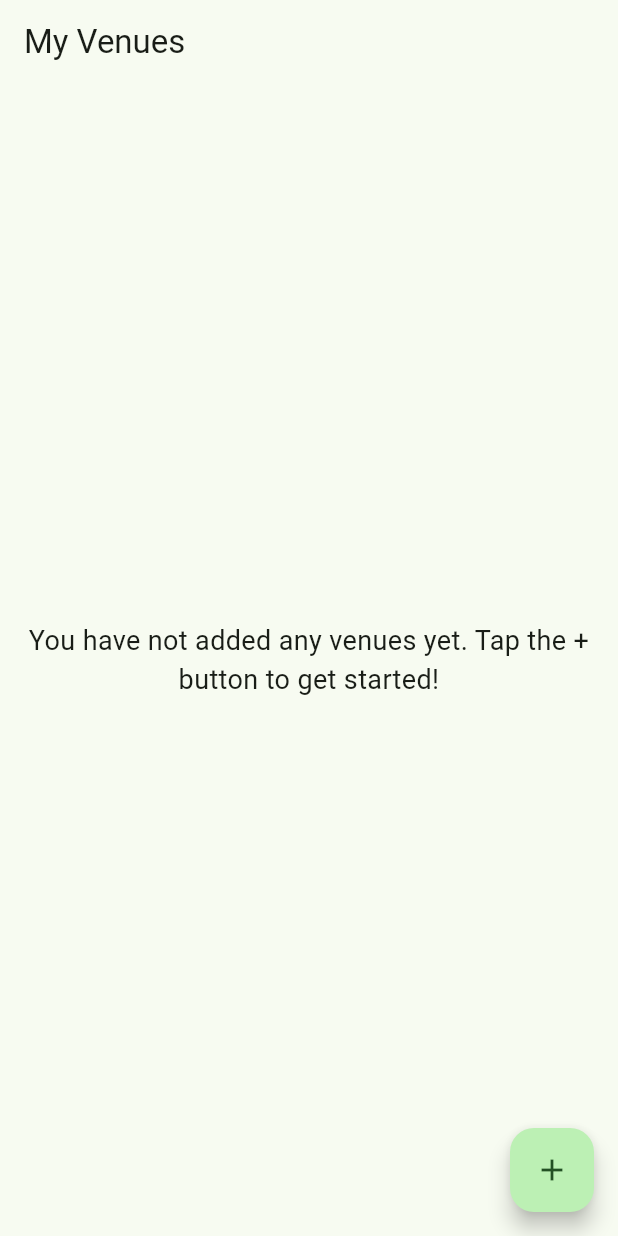
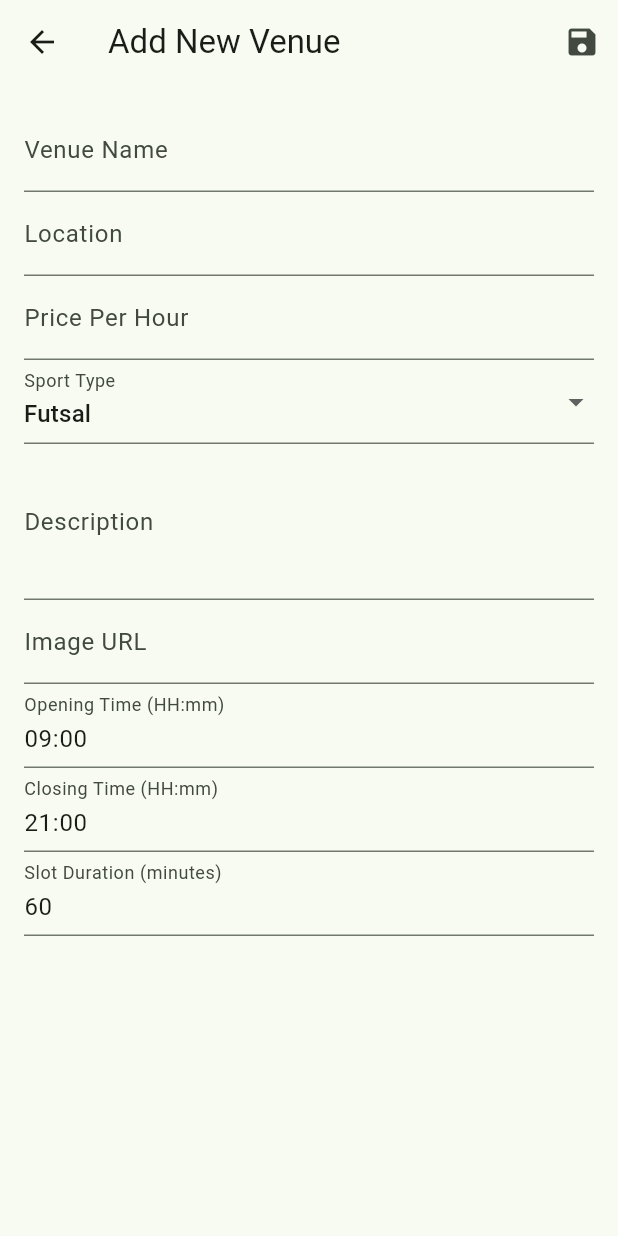
Before and after one commit to Soniya-54/sports_management_app, a Flutter app: the MyVenuesScreen screen opened directly, after a tap on the "add" icon, on a phone screen of 412 x 824 dp. Run offline on Flutter 3.47's test engine with Material 3 defaults, Android fonts, the phone set to English and light mode, and no system bars; our stand-ins replace cloud_firestore, firebase_auth, firebase_core, table_calendar; accounts and stored records are empty; Roboto replaces fonts that are missing (Poppins).

Commit message:
Feat: Complete dynamic time slots and manager add/edit venue flow

```diff
--- /dev/null
+++ b/lib/screens/add_edit_venue_screen.dart
@@ -0,0 +1,205 @@
+// lib/screens/add_edit_venue_screen.dart
+
+import 'package:flutter/material.dart';
+import 'package:cloud_firestore/cloud_firestore.dart';
+import 'package:firebase_auth/firebase_auth.dart';
+import '../models/venue_model.dart';
+
+// This screen can be in one of two modes: adding a new venue, or editing an existing one.
+enum FormMode { add, edit }
+
+class AddEditVenueScreen extends StatefulWidget {
+  final FormMode formMode;
+  // The venue is optional. If we are editing, it will be passed in.
+  // If we are adding, it will be null.
+  final Venue? venue;
+
+  const AddEditVenueScreen({
+    super.key,
+    required this.formMode,
+    this.venue,
+  });
+
+  @override
+  State<AddEditVenueScreen> createState() => _AddEditVenueScreenState();
+}
+
+class _AddEditVenueScreenState extends State<AddEditVenueScreen> {
+  final _formKey = GlobalKey<FormState>();
+  var _isLoading = false;
+
+  // Controllers for each text field
+  late TextEditingController _nameController;
+  late TextEditingController _locationController;
+  late TextEditingController _priceController;
+  late TextEditingController _descriptionController;
+  late TextEditingController _imageUrlController;
+  late TextEditingController _openingTimeController;
+  late TextEditingController _closingTimeController;
+  late TextEditingController _slotDurationController;
+  String _selectedSportType = 'Futsal'; // Default sport type
+
+  @override
+  void initState() {
+    super.initState();
+    // If we are editing, initialize the controllers with the existing venue's data.
+    // Otherwise, initialize them as empty.
+    _nameController = TextEditingController(text: widget.venue?.name ?? '');
+    _locationController = TextEditingController(text: widget.venue?.location ?? '');
+    _priceController = TextEditingController(text: widget.venue?.pricePerHour.toString() ?? '');
+    _descriptionController = TextEditingController(text: widget.venue?.description ?? '');
+    _imageUrlController = TextEditingController(text: widget.venue?.imageUrl ?? '');
+    _openingTimeController = TextEditingController(text: widget.venue?.openingTime ?? '09:00');
+    _closingTimeController = TextEditingController(text: widget.venue?.closingTime ?? '21:00');
+    _slotDurationController = TextEditingController(text: widget.venue?.slotDuration.toString() ?? '60');
+    _selectedSportType = widget.venue?.sportType ?? 'Futsal';
+  }
+
+  @override
+  void dispose() {
+    // Clean up all controllers
+    _nameController.dispose();
+    _locationController.dispose();
+    _priceController.dispose();
+    _descriptionController.dispose();
+    _imageUrlController.dispose();
+    _openingTimeController.dispose();
+    _closingTimeController.dispose();
+    _slotDurationController.dispose();
+    super.dispose();
+  }
+
+  Future<void> _saveForm() async {
+    final isValid = _formKey.currentState?.validate() ?? false;
+    if (!isValid) {
+      return;
+    }
+
+    setState(() { _isLoading = true; });
+
+    final user = FirebaseAuth.instance.currentUser;
+    if (user == null) {
+      // Safety check
+      ScaffoldMessenger.of(context).showSnackBar(const SnackBar(content: Text('You are not logged in.')));
+      setState(() { _isLoading = false; });
+      return;
+    }
+
+    try {
+      // Prepare the data map to be saved
+      final venueData = {
+        'name': _nameController.text.trim(),
+        'location': _locationController.text.trim(),
+        'pricePerHour': double.tryParse(_priceController.text.trim()) ?? 0.0,
+        'description': _descriptionController.text.trim(),
+        'imageUrl': _imageUrlController.text.trim(),
+        'openingTime': _openingTimeController.text.trim(),
+        'closingTime': _closingTimeController.text.trim(),
+        'slotDuration': int.tryParse(_slotDurationController.text.trim()) ?? 60,
+        'sportType': _selectedSportType,
+        'managerId': user.uid, // Set the owner of the venue
+      };
+
+      // If we are in "add" mode, create a new document.
+      if (widget.formMode == FormMode.add) {
+        await FirebaseFirestore.instance.collection('venues').add(venueData);
+      }
+      // If we are in "edit" mode, update the existing document.
+      else if (widget.venue != null) {
+        await FirebaseFirestore.instance.collection('venues').doc(widget.venue!.id).update(venueData);
+      }
+
+      if (mounted) {
+        Navigator.of(context).pop(); // Go back to the previous screen after saving
+      }
+    } catch (e) {
+      if (mounted) {
+        ScaffoldMessenger.of(context).showSnackBar(SnackBar(content: Text('Failed to save venue: $e')));
+      }
+    } finally {
+      if (mounted) {
+        setState(() { _isLoading = false; });
+      }
+    }
+  }
+
+  @override
+  Widget build(BuildContext context) {
+    return Scaffold(
+      appBar: AppBar(
+        // The title changes based on whether we are adding or editing
+        title: Text(widget.formMode == FormMode.add ? 'Add New Venue' : 'Edit Venue'),
+        actions: [
+          IconButton(
+            onPressed: _isLoading ? null : _saveForm,
+            icon: const Icon(Icons.save),
+            tooltip: 'Save Venue',
+          ),
+        ],
+      ),
+      body: _isLoading
+          ? const Center(child: CircularProgressIndicator())
+          : Padding(
+              padding: const EdgeInsets.all(16.0),
+              child: Form(
+                key: _formKey,
+                child: ListView( // Use ListView to prevent overflow on small screens
+                  children: [
+                    TextFormField(
+                      controller: _nameController,
+                      decoration: const InputDecoration(labelText: 'Venue Name'),
+                      validator: (value) => (value?.isEmpty ?? true) ? 'Please enter a name.' : null,
+                    ),
+                    TextFormField(
+                      controller: _locationController,
+                      decoration: const InputDecoration(labelText: 'Location'),
+                      validator: (value) => (value?.isEmpty ?? true) ? 'Please enter a location.' : null,
+                    ),
+                    TextFormField(
+                      controller: _priceController,
+                      decoration: const InputDecoration(labelText: 'Price Per Hour'),
+                      keyboardType: TextInputType.number,
+                      validator: (value) => (value?.isEmpty ?? true) || double.tryParse(value!) == null ? 'Please enter a valid price.' : null,
+                    ),
+                    DropdownButtonFormField<String>(
+                      value: _selectedSportType,
+                      decoration: const InputDecoration(labelText: 'Sport Type'),
+                      items: ['Futsal', 'Cricket', 'Badminton', 'Other'].map((String value) {
+                        return DropdownMenuItem<String>(value: value, child: Text(value));
+                      }).toList(),
+                      onChanged: (newValue) {
+                        setState(() { _selectedSportType = newValue!; });
+                      },
+                    ),
+                    TextFormField(
+                      controller: _descriptionController,
+                      decoration: const InputDecoration(labelText: 'Description'),
+                      maxLines: 3,
+                    ),
+                    TextFormField(
+                      controller: _imageUrlController,
+                      decoration: const InputDecoration(labelText: 'Image URL'),
+                    ),
+                    TextFormField(
+                      controller: _openingTimeController,
+                      decoration: const InputDecoration(labelText: 'Opening Time (HH:mm)', hintText: 'e.g., 09:00'),
+                      validator: (value) => (value?.isEmpty ?? true) || !RegExp(r'^\d{2}:\d{2}$').hasMatch(value!) ? 'Enter a valid time (HH:mm).' : null,
+                    ),
+                    TextFormField(
+                      controller: _closingTimeController,
+                      decoration: const InputDecoration(labelText: 'Closing Time (HH:mm)', hintText: 'e.g., 21:00'),
+                      validator: (value) => (value?.isEmpty ?? true) || !RegExp(r'^\d{2}:\d{2}$').hasMatch(value!) ? 'Enter a valid time (HH:mm).' : null,
+                    ),
+                    TextFormField(
+                      controller: _slotDurationController,
+                      decoration: const InputDecoration(labelText: 'Slot Duration (minutes)'),
+                      keyboardType: TextInputType.number,
+                       validator: (value) => (value?.isEmpty ?? true) || int.tryParse(value!) == null ? 'Enter a valid duration.' : null,
+                    ),
+                  ],
+                ),
+              ),
+            ),
+    );
+  }
+}
--- a/lib/screens/my_venues_screen.dart
+++ b/lib/screens/my_venues_screen.dart
@@ -4,8 +4,7 @@ import 'package:flutter/material.dart';
 import 'package:firebase_auth/firebase_auth.dart';
 import 'package:cloud_firestore/cloud_firestore.dart';
 import '../models/venue_model.dart';
-// We will create the add/edit screen in the next step
-// import 'add_edit_venue_screen.dart';
+import 'add_edit_venue_screen.dart'; // <-- 1. IMPORT THE NEW SCREEN
 
 class MyVenuesScreen extends StatelessWidget {
   const MyVenuesScreen({super.key});
@@ -21,23 +20,17 @@ class MyVenuesScreen extends StatelessWidget {
     }
 
     return Scaffold(
-      appBar: AppBar(
-        title: const Text('My Venues'),
-        // The logout button will be on the manager's main tabs screen, not here.
-      ),
-      // This is the query to get ONLY the venues created by the current manager.
       body: StreamBuilder<QuerySnapshot>(
         stream: FirebaseFirestore.instance
             .collection('venues')
-            .where('managerId', isEqualTo: user.uid) // The key filtering logic
+            .where('managerId', isEqualTo: user.uid)
             .snapshots(),
         builder: (context, snapshot) {
           if (snapshot.connectionState == ConnectionState.waiting) {
             return const Center(child: CircularProgressIndicator());
           }
           if (snapshot.hasError) {
-            // It's very likely the error is a missing index. The link will be in the debug console.
-            return const Center(child: Text('Something went wrong! Check the debug console for an index link.'));
+            return const Center(child: Text('Something went wrong! Check the debug console.'));
           }
           if (!snapshot.hasData || snapshot.data!.docs.isEmpty) {
             return const Center(
@@ -53,20 +46,42 @@ class MyVenuesScreen extends StatelessWidget {
           return ListView.builder(
             itemCount: venueDocs.length,
             itemBuilder: (context, index) {
-              final venueData = venueDocs[index].data() as Map<String, dynamic>;
+              final venueDoc = venueDocs[index];
+              final venueData = venueDoc.data() as Map<String, dynamic>;
+
+              // We need to create a Venue object to pass to the edit screen
+              final venue = Venue(
+                  id: venueDoc.id,
+                  name: venueData['name'] ?? '',
+                  location: venueData['location'] ?? '',
+                  sportType: venueData['sportType'] ?? '',
+                  pricePerHour: (venueData['pricePerHour'] as num?)?.toDouble() ?? 0.0,
+                  imageUrl: venueData['imageUrl'] ?? '',
+                  description: venueData['description'] ?? '',
+                  openingTime: venueData['openingTime'] ?? '',
+                  closingTime: venueData['closingTime'] ?? '',
+                  slotDuration: (venueData['slotDuration'] as num?)?.toInt() ?? 0,
+              );
 
               return Card(
                 margin: const EdgeInsets.symmetric(vertical: 8, horizontal: 12),
                 child: ListTile(
                   title: Text(
-                    venueData['name'] ?? 'No Venue Name',
+                    venue.name,
                     style: const TextStyle(fontWeight: FontWeight.bold),
                   ),
-                  subtitle: Text(venueData['location'] ?? 'No Location'),
+                  subtitle: Text(venue.location),
                   trailing: const Icon(Icons.edit),
+                  // V-- 2. UPDATE THE ONTAPPED FUNCTION FOR EDITING --V
                   onTap: () {
-                    // TODO: Navigate to the edit screen, passing this venue's data.
-                    print('Tapped on venue ID: ${venueDocs[index].id}');
+                    Navigator.of(context).push(
+                      MaterialPageRoute(
+                        builder: (context) => AddEditVenueScreen(
+                          formMode: FormMode.edit, // Go in "edit" mode
+                          venue: venue, // Pass the existing venue data
+                        ),
+                      ),
+                    );
                   },
                 ),
               );
@@ -74,11 +89,16 @@ class MyVenuesScreen extends StatelessWidget {
           );
         },
       ),
-      // This button will allow managers to add a new venue.
       floatingActionButton: FloatingActionButton(
+        // V-- 3. UPDATE THE ONPRESSED FUNCTION FOR ADDING --V
         onPressed: () {
-          // TODO: Navigate to the Add/Edit screen in "add" mode.
-          print('Add new venue button pressed!');
+          Navigator.of(context).push(
+            MaterialPageRoute(
+              builder: (context) => const AddEditVenueScreen(
+                formMode: FormMode.add, // Go in "add" mode
+              ),
+            ),
+          );
         },
         child: const Icon(Icons.add),
         tooltip: 'Add New Venue',
```
